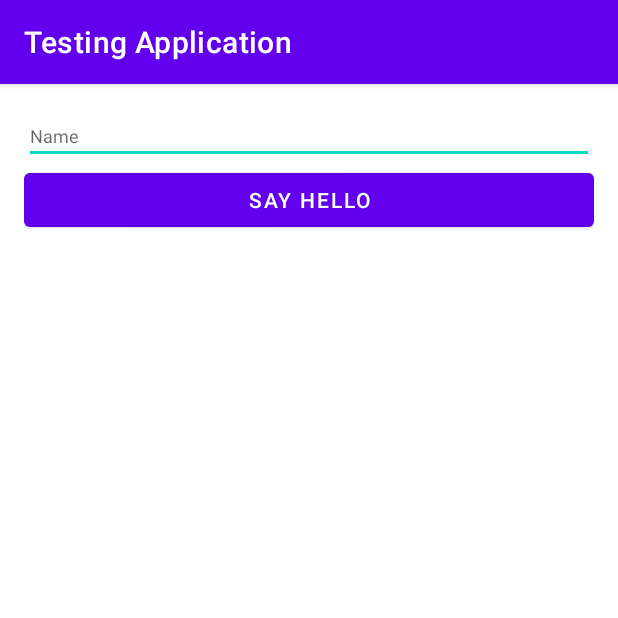
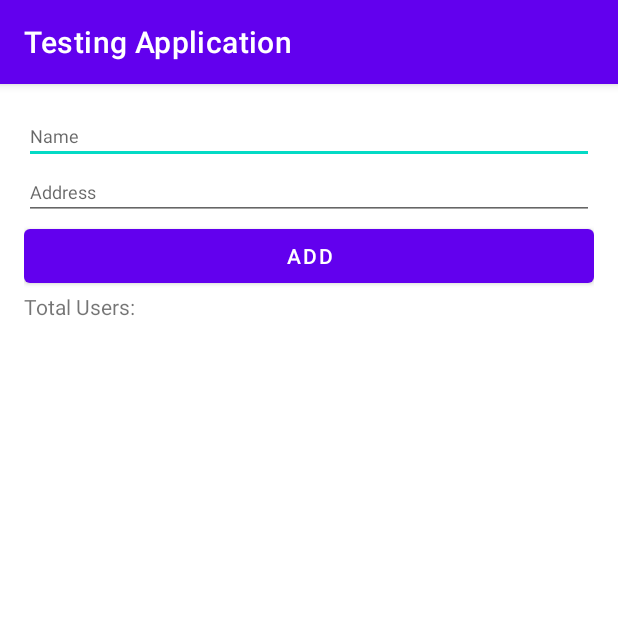
Before and after one commit to AhmadKamal47/JYA_CW_Testing_Application, an Android app: the screen it shows after launch (MainActivity), on a phone screen of 412 x 824 dp, the top half of it. Run offline under Robolectric (Android 15) with nearby library versions, the phone set to English and light mode, and no system bars; our stand-ins replace Room's generated code.

```diff
--- a/app/build.gradle
+++ b/app/build.gradle
@@ -42,4 +42,8 @@ dependencies {
     // Navigation Graph
     implementation "androidx.navigation:navigation-fragment:2.3.5"
     implementation "androidx.navigation:navigation-ui:2.3.5"
+
+    // Room persistence library
+    implementation 'android.arch.persistence.room:runtime:1.1.1'
+    annotationProcessor 'android.arch.persistence.room:compiler:1.1.1'
 }
--- /dev/null
+++ b/app/src/main/java/com/example/testingapplication/callbacks/IItemActionClick.java
@@ -0,0 +1,7 @@
+package com.example.testingapplication.callbacks;
+
+import com.example.testingapplication.mvvm.repository.db.roomdb.entity.User;
+
+public interface IItemActionClick {
+    void onItemDeleted(User user, int position);
+}
--- /dev/null
+++ b/app/src/main/java/com/example/testingapplication/mvvm/repository/db/roomdb/dao/UserDao.java
@@ -0,0 +1,30 @@
+package com.example.testingapplication.mvvm.repository.db.roomdb.dao;
+
+import androidx.room.Dao;
+import androidx.room.Delete;
+import androidx.room.Insert;
+import androidx.room.Query;
+import androidx.room.Update;
+
+import com.example.testingapplication.mvvm.repository.db.roomdb.entity.User;
+
+import java.util.List;
+
+@Dao
+public interface UserDao {
+
+    @Insert
+    void createUser(User... user);
+
+    @Update
+    void updateUser(User... user);
+
+    @Delete
+    void deleteUser(User... user);
+
+    @Query("select * from users where name = :value")
+    User getUserInfo(String value);
+
+    @Query("select * from users")
+    List<User> getAllUsers();
+}
--- /dev/null
+++ b/app/src/main/java/com/example/testingapplication/mvvm/repository/db/roomdb/database/LocalDb.java
@@ -0,0 +1,33 @@
+package com.example.testingapplication.mvvm.repository.db.roomdb.database;
+
+import androidx.room.Database;
+import androidx.room.Room;
+import androidx.room.RoomDatabase;
+
+import com.example.testingapplication.App;
+import com.example.testingapplication.mvvm.repository.db.roomdb.dao.UserDao;
+import com.example.testingapplication.mvvm.repository.db.roomdb.entity.User;
+
+@Database(entities = {User.class}, version = 1)
+public abstract class LocalDb extends RoomDatabase {
+    private static final String DATABASE_NAME = "mytestdb";
+
+    private static LocalDb instance;
+
+    public static LocalDb getInstance() {
+        if(instance == null) {
+            instance = Room
+                        .databaseBuilder(
+                                App.getInstance().getAppContext(),
+                                LocalDb.class,
+                                DATABASE_NAME
+                        )
+                    .allowMainThreadQueries()
+                    .build();
+        }
+
+        return instance;
+    }
+
+    public abstract UserDao getUserDao();
+}
--- a/app/src/main/java/com/example/testingapplication/mvvm/view/activity/MainActivity.java
+++ b/app/src/main/java/com/example/testingapplication/mvvm/view/activity/MainActivity.java
@@ -6,18 +6,22 @@ import android.view.View;
 
 import androidx.lifecycle.Observer;
 import androidx.lifecycle.ViewModelProvider;
-import androidx.navigation.NavController;
 
+import com.example.testingapplication.callbacks.IItemActionClick;
 import com.example.testingapplication.databinding.ActivityMainBinding;
+import com.example.testingapplication.mvvm.repository.db.roomdb.entity.User;
+import com.example.testingapplication.mvvm.view.adapter.UsersAdapter;
 import com.example.testingapplication.mvvm.viewmodel.MainViewModel;
-import com.example.testingapplication.mvvm.viewmodel.MainViewModelFactory;
 
-public class MainActivity extends BaseActivity<ActivityMainBinding> {
+import java.util.ArrayList;
+import java.util.List;
+
+public class MainActivity extends BaseActivity<ActivityMainBinding> implements IItemActionClick {
     private static final String TAG = "MainActivity";
-    private NavController mNavController;
 
+    private List<User> userList;
+    private UsersAdapter adapter;
     private MainViewModel mMainViewModel;
-    private int times = 1;
 
     @Override
     protected ActivityMainBinding initBindingRef() {
@@ -31,30 +35,49 @@ public class MainActivity extends BaseActivity<ActivityMainBinding> {
 
     @Override
     protected void initRef() {
+        // Setup RecyclerView
+        adapter = new UsersAdapter(this, this);
+        userList = new ArrayList<>();
+
+        adapter.setUserList(userList);
+        mBinding.usersRv.setAdapter(adapter);
+        mBinding.usersRv.setHasFixedSize(true);
+
         mMainViewModel = new ViewModelProvider(this).get(MainViewModel.class);
-        observeName();
+        mMainViewModel.fetchUsers();
+        observeUsers();
     }
 
-    private void observeName() {
-        mMainViewModel.getNameLiveData().observe(this, name -> {
-            Log.d(TAG, "observerCalled_Times: "+times++);
-            if(!TextUtils.isEmpty(name))
-                mBinding.greetingsTv.setText(name);
+    private void observeUsers() {
+        mMainViewModel.getUsersLiveData().observe(this, list -> {
+            if(list != null && list.size() > 0){
+                userList.clear();
+                userList.addAll(list);
+            }
         });
     }
 
     @Override
     protected void clicks() {
-        mBinding.helloBtn.setOnClickListener(view -> {
-            String name = mBinding.nameEt.getText().toString().trim();
-            mMainViewModel.updateName(name);
+        mBinding.addBtn.setOnClickListener(new View.OnClickListener() {
+            @Override
+            public void onClick(View view) {
+                String name = mBinding.nameEt.getText().toString().trim();
+                if(TextUtils.isEmpty(name)){
+                    mBinding.nameEt.setError("Name required!");
+                    return;
+                }
+
+                String address = mBinding.addressEt.getText().toString().trim();
+                mMainViewModel.saveUser(new User(name, address));
+            }
         });
     }
 
     @Override
-    protected void onResume() {
-        super.onResume();
-        Log.d(TAG, "onResume: ");
+    public void onItemDeleted(User user, int position) {
+        mMainViewModel.removeUser(user);
+        userList.remove(position);
+        adapter.notifyItemRemoved(position);
     }
-
 }
--- /dev/null
+++ b/app/src/main/java/com/example/testingapplication/mvvm/view/adapter/UsersAdapter.java
@@ -0,0 +1,67 @@
+package com.example.testingapplication.mvvm.view.adapter;
+
+import android.content.Context;
+import android.view.LayoutInflater;
+import android.view.View;
+import android.view.ViewGroup;
+
+import androidx.annotation.NonNull;
+import androidx.recyclerview.widget.RecyclerView;
+
+import com.example.testingapplication.callbacks.IItemActionClick;
+import com.example.testingapplication.databinding.ItemUserBinding;
+import com.example.testingapplication.mvvm.repository.db.roomdb.entity.User;
+
+import java.util.List;
+
+public class UsersAdapter extends RecyclerView.Adapter<UsersAdapter.MyViewHolder> {
+
+    private final Context context;
+    private List<User> userList;
+    private ItemUserBinding binding;
+
+    private final IItemActionClick listener;
+
+    public void setUserList(List<User> userList) {
+        this.userList = userList;
+        this.notifyDataSetChanged();
+    }
+
+    public UsersAdapter(Context context, IItemActionClick listener) {
+        this.context = context;
+        this.listener = listener;
+    }
+
+    @NonNull
+    @Override
+    public MyViewHolder onCreateViewHolder(@NonNull ViewGroup parent, int viewType) {
+        binding = ItemUserBinding.inflate(LayoutInflater.from(context), parent, false);
+        return new MyViewHolder(binding.getRoot());
+    }
+
+    @Override
+    public void onBindViewHolder(@NonNull MyViewHolder holder, int position) {
+        User user = userList.get(position);
+
+        binding.idTv.setText(String.valueOf(user.getId()));
+        binding.nameTv.setText(user.getName());
+        binding.addressTv.setText(user.getAddress());
+
+        binding.deleteIv.setOnClickListener(view -> {
+            if(listener != null)
+                listener.onItemDeleted(user, position);
+        });
+    }
+
+    @Override
+    public int getItemCount() {
+        return userList.size();
+    }
+
+    public static class MyViewHolder extends RecyclerView.ViewHolder {
+
+        public MyViewHolder(@NonNull View itemView) {
+            super(itemView);
+        }
+    }
+}
--- a/app/src/main/java/com/example/testingapplication/mvvm/viewmodel/MainViewModel.java
+++ b/app/src/main/java/com/example/testingapplication/mvvm/viewmodel/MainViewModel.java
@@ -4,19 +4,45 @@ import androidx.lifecycle.LiveData;
 import androidx.lifecycle.MutableLiveData;
 import androidx.lifecycle.ViewModel;
 
+import com.example.testingapplication.mvvm.repository.db.roomdb.dao.UserDao;
+import com.example.testingapplication.mvvm.repository.db.roomdb.database.LocalDb;
+import com.example.testingapplication.mvvm.repository.db.roomdb.entity.User;
+
+import java.util.List;
+
 public class MainViewModel extends ViewModel {
-    private MutableLiveData<String> nameLiveData;
+    private UserDao userDao;
+    private MutableLiveData<List<User>> usersLiveData;
 
     public MainViewModel() {
-        nameLiveData = new MutableLiveData<>();
+        userDao = LocalDb.getInstance().getUserDao();
+        usersLiveData = new MutableLiveData<>();
     }
 
-    public LiveData<String> getNameLiveData() {
-        return nameLiveData;
+    public LiveData<List<User>> getUsersLiveData() {
+        return usersLiveData;
     }
 
-    public void updateName(String name){
-        name = "Hello, "+name;
-        nameLiveData.setValue(name);
+    public void saveUser(User user){
+        /*List<User> users = usersLiveData.getValue();
+
+        if(users == null)
+            users = new ArrayList<>();
+
+        users.add(user);
+        usersLiveData.setValue(users);*/
+
+        userDao.createUser(user);
+        fetchUsers();
+    }
+
+    public void fetchUsers(){
+        List<User> list = userDao.getAllUsers();
+        usersLiveData.setValue(list);
+    }
+
+    public void removeUser(User user) {
+        userDao.deleteUser(user);
+        //fetchUsers();
     }
 }
--- /dev/null
+++ b/app/src/main/res/drawable/ic_delete.xml
@@ -0,0 +1,5 @@
+<vector android:height="24dp" android:tint="#FF6D6D"
+    android:viewportHeight="24" android:viewportWidth="24"
+    android:width="24dp" xmlns:android="http://schemas.android.com/apk/res/android">
+    <path android:fillColor="@android:color/white" android:pathData="M6,19c0,1.1 0.9,2 2,2h8c1.1,0 2,-0.9 2,-2V7H6v12zM19,4h-3.5l-1,-1h-5l-1,1H5v2h14V4z"/>
+</vector>
--- a/app/src/main/res/layout/activity_main.xml
+++ b/app/src/main/res/layout/activity_main.xml
@@ -13,41 +13,29 @@
         style="@style/EditText_Normal_Match_Wrap_Style"
         android:hint="@string/name"/>
 
+    <EditText
+        android:id="@+id/address_et"
+        style="@style/EditText_Normal_Match_Wrap_Style"
+        android:hint="@string/address"/>
+
     <Button
-        android:id="@+id/hello_btn"
+        android:id="@+id/add_btn"
         android:layout_width="match_parent"
         android:layout_height="wrap_content"
-        android:text="@string/say_hello"/>
+        android:text="@string/add"/>
 
     <TextView
-        android:id="@+id/greetings_tv"
+        android:id="@+id/total_users_tv"
         android:layout_width="wrap_content"
         android:layout_height="wrap_content"
-        />
+        android:text="@string/total_users"/>
 
-    <!--<Button
-        android:id="@+id/toAbout"
-        android:layout_width="match_parent"
-        android:layout_height="wrap_content"
-        android:visibility="gone"
-        android:text="@string/switch_to_about"/>-->
-<!--
-
-    <fragment
-        android:id="@+id/fragmentContainerView"
-        android:name="androidx.navigation.fragment.NavHostFragment"
+    <androidx.recyclerview.widget.RecyclerView
+        android:id="@+id/users_rv"
         android:layout_width="match_parent"
         android:layout_height="match_parent"
-        app:defaultNavHost="true"
-        app:navGraph="@navigation/home_nav_graph" />
-
-    <com.google.android.material.bottomnavigation.BottomNavigationView
-        android:id="@+id/bottom_nav_view"
-        android:layout_width="match_parent"
-        android:layout_height="?attr/actionBarSize"
-        app:menu="@menu/main_bottom_menu"
-        app:labelVisibilityMode="labeled"
-        android:layout_gravity="bottom"/>
--->
+        android:orientation="vertical"
+        tools:listitem="@layout/item_user"
+        app:layoutManager="androidx.recyclerview.widget.LinearLayoutManager"/>
 
 </LinearLayout>
--- a/app/src/main/res/values/strings.xml
+++ b/app/src/main/res/values/strings.xml
@@ -19,4 +19,8 @@
     <string name="age">Age</string>
     <string name="empty_fragment">Empty Fragment</string>
     <string name="say_hello">Say Hello</string>
+    <string name="address">Address</string>
+    <string name="add">Add</string>
+    <string name="total_users">Total Users: </string>
+    <string name="zero">0</string>
 </resources>
```
Also changed, not shown: app/src/main/java/com/example/testingapplication/mvvm/repository/db/roomdb/entity/User.java (added, +55 -0 lines), app/src/main/res/drawable/circular_bg.xml (added, +12 -0 lines), app/src/main/res/layout/item_user.xml (added, +53 -0 lines).
